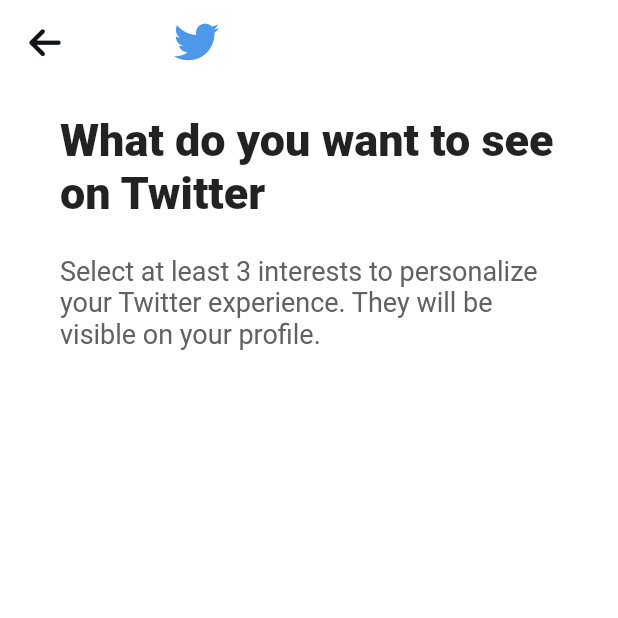
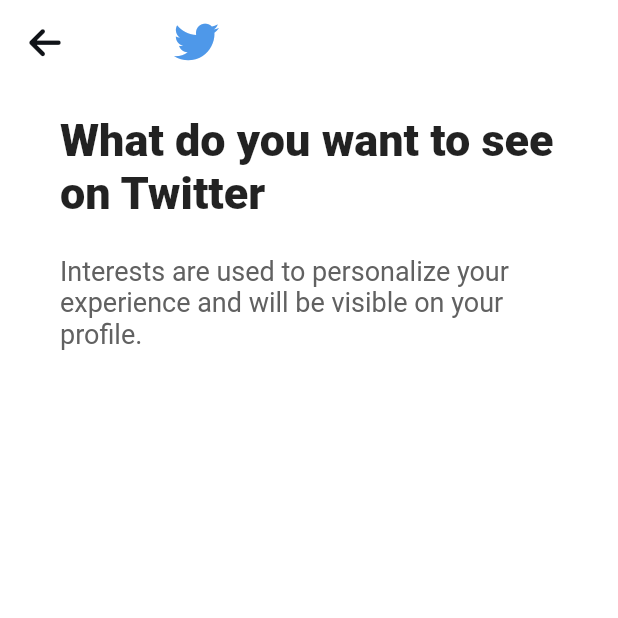
Before and after one commit to jundev5796/twitter-clone, a Flutter app: the InterestsScreenTwo screen opened directly, on a phone screen of 412 x 824 dp, the top half of it. Run offline on Flutter 3.47's test engine with Material 2 defaults, Android fonts, the phone set to English and light mode, and no system bars; our stand-ins replace font_awesome_flutter.

Commit message:
[Interests Screen] Adjusted bottom appbar text

```diff
--- a/lib/onboarding/interests_screen.dart
+++ b/lib/onboarding/interests_screen.dart
@@ -174,9 +174,9 @@ class _InterestsScreenState extends State<InterestsScreen> {
             mainAxisAlignment: MainAxisAlignment.spaceBetween,
             children: [
               Text(
-                '${_selectedInterests.length} of 3 selected',
-                style: TextStyle(
-                  color: Colors.grey.shade400,
+                '${_selectedInterests.length > 3 ? 3 : _selectedInterests.length} of 3 selected',
+                style: const TextStyle(
+                  color: Colors.grey,
                 ),
               ),
               GestureDetector(
--- a/lib/onboarding/interests_screen_two.dart
+++ b/lib/onboarding/interests_screen_two.dart
@@ -57,7 +57,7 @@ class _InterestsScreenTwoState extends State<InterestsScreenTwo> {
             ),
             Gaps.v24,
             Text(
-              "Select at least 3 interests to personalize your Twitter experience. They will be visible on your profile.",
+              "Interests are used to personalize your experience and will be visible on your profile.",
               style: TextStyle(
                 color: Colors.grey.shade700,
                 fontSize: Sizes.size16 + 2,
```
